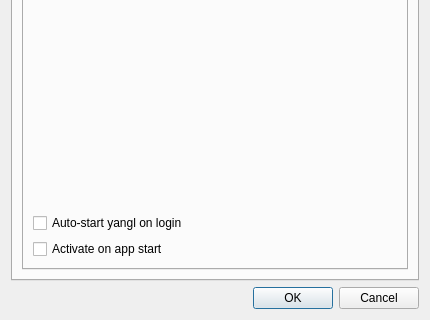
Above: src/settings/settingsdialog.ui from sendevent/yangl before the change; both pictures show x 0 to 430 and y 330 to 650 of the 430 by 650 pixel window. Below: the same form after it.
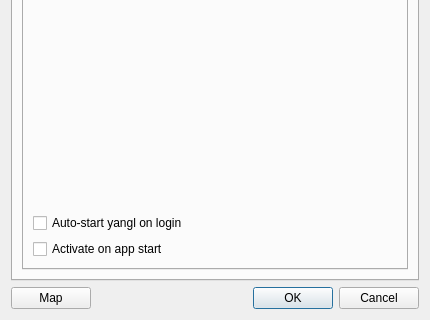
That is the form after the change. Custom widgets are drawn as their Qt base class.

Commit message: Add cross-navigation buttons between Map view and Settings dialog

```diff
--- a/src/settings/settingsdialog.ui
+++ b/src/settings/settingsdialog.ui
@@ -405,11 +405,35 @@
     </widget>
    </item>
    <item>
+    <layout class="QHBoxLayout">
+     <item>
+      <widget class="QPushButton" name="buttonMap">
+       <property name="text">
+        <string>Map</string>
+       </property>
+       <property name="toolTip">
+        <string>Open the servers map</string>
+       </property>
+      </widget>
+     </item>
+     <item>
+      <spacer>
+       <property name="orientation">
+        <enum>Qt::Horizontal</enum>
+       </property>
+       <property name="sizeHint" stdset="0">
+        <size><width>40</width><height>20</height></size>
+       </property>
+      </spacer>
+     </item>
+     <item>
     <widget class="QDialogButtonBox" name="buttonBox">
      <property name="standardButtons">
       <set>QDialogButtonBox::StandardButton::Cancel|QDialogButtonBox::StandardButton::Ok</set>
      </property>
     </widget>
+     </item>
+    </layout>
    </item>
   </layout>
  </widget>
```
Lines whose indentation alone changed are shown as unchanged. The commit also changes 5 other files.
